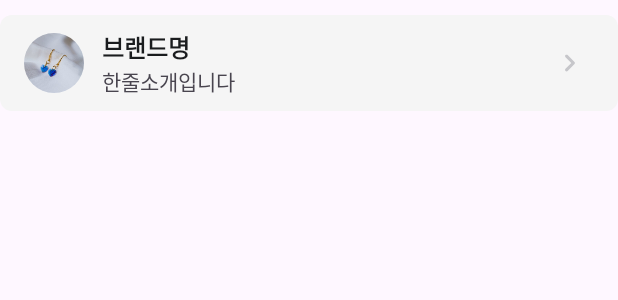
After one commit to UMC-neoul/NEOUL_FRONT, an Android app: the layout item_brand.xml on its own in the app's theme, with its tools: preview values and no code run, on a phone screen of 412 x 824 dp. The commit adds this screen. Shown: the top 300 px of the screen. Run offline under Robolectric (Android 15) with nearby library versions, the phone set to English and light mode, and no system bars.

Commit message:
Feat: 홈 - 브랜드 recyclerView 추가

```diff
--- /dev/null
+++ b/Neoul/app/src/main/java/com/example/neoul/data/model/Brand.kt
@@ -0,0 +1,3 @@
+package com.example.neoul.data.model
+
+data class Brand(val brandName:String, val brandContent:String, val brandImg: String)
--- /dev/null
+++ b/Neoul/app/src/main/res/drawable/chevron_right.xml
@@ -0,0 +1,9 @@
+<vector xmlns:android="http://schemas.android.com/apk/res/android"
+    android:width="24dp"
+    android:height="24dp"
+    android:viewportWidth="24"
+    android:viewportHeight="24">
+  <path
+      android:pathData="M9,6.711C8.61,7.101 8.61,7.731 9,8.121L12.88,12.001L9,15.881C8.61,16.271 8.61,16.901 9,17.291C9.39,17.681 10.02,17.681 10.41,17.291L15,12.701C15.39,12.311 15.39,11.681 15,11.291L10.41,6.701C10.03,6.321 9.39,6.321 9,6.711Z"
+      android:fillColor="#C6C6CA"/>
+</vector>
--- /dev/null
+++ b/Neoul/app/src/main/res/layout/item_brand.xml
@@ -0,0 +1,64 @@
+<?xml version="1.0" encoding="utf-8"?>
+<androidx.constraintlayout.widget.ConstraintLayout xmlns:android="http://schemas.android.com/apk/res/android"
+    xmlns:app="http://schemas.android.com/apk/res-auto"
+    android:layout_width="match_parent"
+    android:layout_height="wrap_content"
+    android:layout_marginTop="10dp">
+
+    <View
+        android:id="@+id/view_content"
+        android:layout_width="match_parent"
+        android:layout_height="64dp"
+        android:background="@drawable/border_radius_8"
+        android:backgroundTint="@color/warmGray98"
+        app:layout_constraintBottom_toBottomOf="parent"
+        app:layout_constraintEnd_toEndOf="parent"
+        app:layout_constraintStart_toStartOf="parent"
+        app:layout_constraintTop_toTopOf="parent" />
+
+    <ImageView
+        android:id="@+id/img_brand"
+        android:layout_width="40dp"
+        android:layout_height="40dp"
+        android:layout_marginLeft="16dp"
+        android:background="@drawable/border_radius_999"
+        android:clipToOutline="true"
+        android:src="@drawable/base"
+        app:layout_constraintBottom_toBottomOf="@id/view_content"
+        app:layout_constraintStart_toStartOf="@id/view_content"
+        app:layout_constraintTop_toTopOf="@id/view_content" />
+
+    <TextView
+        android:id="@+id/text_brand_title"
+        android:layout_width="wrap_content"
+        android:layout_height="wrap_content"
+        android:layout_marginLeft="12dp"
+        android:text="브랜드명"
+        android:textColor="@color/warmGray10"
+        android:textSize="16sp"
+        android:textStyle="bold"
+        app:layout_constraintBottom_toTopOf="@id/text_brand_content"
+        app:layout_constraintStart_toEndOf="@id/img_brand"
+        app:layout_constraintTop_toTopOf="@id/img_brand" />
+
+    <TextView
+        android:id="@+id/text_brand_content"
+        android:layout_width="wrap_content"
+        android:layout_height="wrap_content"
+        android:maxLines="1"
+        android:text="한줄소개입니다"
+        app:layout_constraintBottom_toBottomOf="@id/img_brand"
+        app:layout_constraintStart_toStartOf="@id/text_brand_title"
+        app:layout_constraintTop_toBottomOf="@id/text_brand_title" />
+
+    <ImageView
+        android:layout_width="wrap_content"
+        android:layout_height="wrap_content"
+        android:layout_marginRight="20dp"
+        android:src="@drawable/chevron_right"
+        app:layout_constraintBottom_toBottomOf="@id/img_brand"
+        app:layout_constraintEnd_toEndOf="@id/view_content"
+        app:layout_constraintTop_toTopOf="@id/img_brand" />
+
+
+</androidx.constraintlayout.widget.ConstraintLayout>
```
Also changed, not shown: Neoul/app/src/main/java/com/example/neoul/presentation/main/home/BestItemRVAdapter.kt (+8 -5 lines), Neoul/app/src/main/java/com/example/neoul/presentation/main/home/BrandRVAdapter.kt (added, +37 -0 lines), Neoul/app/src/main/java/com/example/neoul/presentation/main/home/HomeFragment.kt (+23 -0 lines), Neoul/app/src/main/res/layout/fragment_home.xml (+13 -11 lines).
